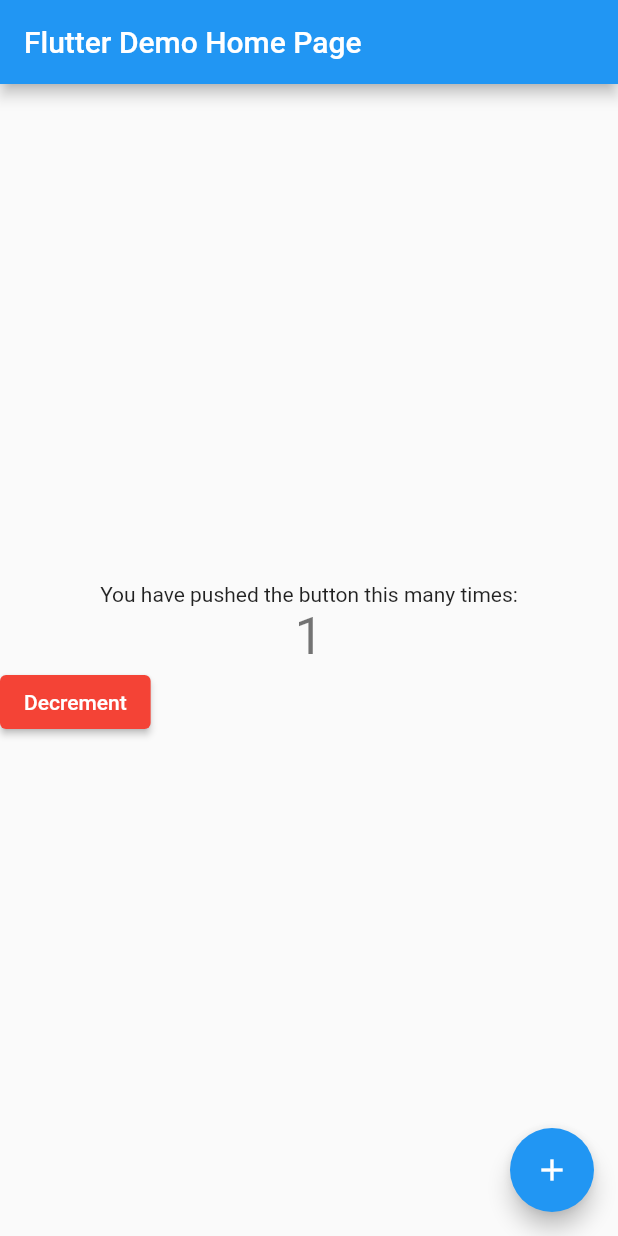
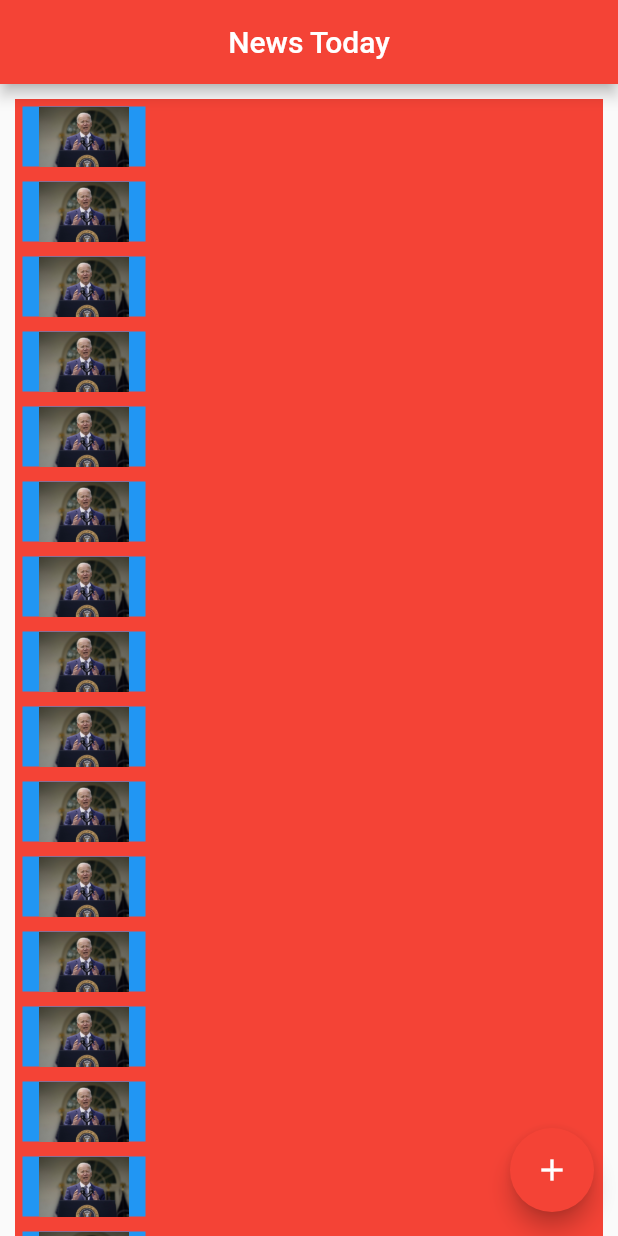
Before and after one commit to cc-dev-65535/flutter-mobile-application, a Flutter app: the screen it shows after launch, after a tap on the "add" icon, on a phone screen of 412 x 824 dp. Run offline on Flutter 3.47's test engine with Material 2 defaults, Android fonts, the phone set to English and light mode, and no system bars.

Commit message:
periodic commit

```diff
--- a/lib/main.dart
+++ b/lib/main.dart
@@ -1,45 +1,31 @@
 import 'package:flutter/material.dart';
+import 'package:flutter/services.dart';
 
 void main() {
-  runApp(const MyApp());
+  WidgetsFlutterBinding.ensureInitialized();
+  SystemChrome.setPreferredOrientations([DeviceOrientation.portraitUp, DeviceOrientation.portraitDown])
+  .then((_) => runApp(
+    MyApp(),
+  ));
 }
 
 class MyApp extends StatelessWidget {
   const MyApp({super.key});
 
-  // This widget is the root of your application.
   @override
   Widget build(BuildContext context) {
     return MaterialApp(
       title: 'Flutter Demo',
       theme: ThemeData(
-        // This is the theme of your application.
-        //
-        // Try running your application with "flutter run". You'll see the
-        // application has a blue toolbar. Then, without quitting the app, try
-        // changing the primarySwatch below to Colors.green and then invoke
-        // "hot reload" (press "r" in the console where you ran "flutter run",
-        // or simply save your changes to "hot reload" in a Flutter IDE).
-        // Notice that the counter didn't reset back to zero; the application
-        // is not restarted.
-        primarySwatch: Colors.blue,
+        primarySwatch: Colors.red,
       ),
-      home: const MyHomePage(title: 'Flutter Demo Home Page'),
+      home: const MyHomePage(title: 'News Today'),
     );
   }
 }
 
 class MyHomePage extends StatefulWidget {
   const MyHomePage({super.key, required this.title});
-
-  // This widget is the home page of your application. It is stateful, meaning
-  // that it has a State object (defined below) that contains fields that affect
-  // how it looks.
-
-  // This class is the configuration for the state. It holds the values (in this
-  // case the title) provided by the parent (in this case the App widget) and
-  // used by the build method of the State. Fields in a Widget subclass are
-  // always marked "final".
 
   final String title;
 
@@ -48,81 +34,74 @@ class MyHomePage extends StatefulWidget {
 }
 
 class _MyHomePageState extends State<MyHomePage> {
-  int _counter = 0;
 
   void _incrementCounter() {
-    setState(() {
-      // This call to setState tells the Flutter framework that something has
-      // changed in this State, which causes it to rerun the build method below
-      // so that the display can reflect the updated values. If we changed
-      // _counter without calling setState(), then the build method would not be
-      // called again, and so nothing would appear to happen.
-      _counter++;
-    });
-  }
-
-  void _decrementCounter() {
-    setState(() => _counter--);
+    return;
   }
 
   @override
   Widget build(BuildContext context) {
-    // This method is rerun every time setState is called, for instance as done
-    // by the _incrementCounter method above.
-    //
-    // The Flutter framework has been optimized to make rerunning build methods
-    // fast, so that you can just rebuild anything that needs updating rather
-    // than having to individually change instances of widgets.
+
+    ListView newsContent = ListView.builder(
+        shrinkWrap: true,
+        itemCount: 50,
+        padding: const EdgeInsets.all(10.0),
+        itemBuilder: (BuildContext context, int index) {
+          return Dismissible(
+            key: ValueKey(index),
+            child: Container(
+              height: 50,
+              padding: EdgeInsets.all(5.0),
+              color: Colors.red,
+              child: Container( margin: EdgeInsets.fromLTRB(0, 0, 300.0, 0),
+                                color: Colors.blue,
+                                child: Image.asset(
+                                        'lib/images/politico.jpg',
+                                        width: 10.0,
+                                        height: 10.0,),
+                    ),
+            ),
+          );
+        },
+    );
+
     return Scaffold(
       appBar: AppBar(
-        // Here we take the value from the MyHomePage object that was created by
-        // the App.build method, and use it to set our appbar title.
-        title: Text(widget.title),
+        title: Row(
+          mainAxisAlignment: MainAxisAlignment.center,
+          children: <Widget>[ Text(widget.title) ],
         ),
-      body: Center(
-        // Center is a layout widget. It takes a single child and positions it
-        // in the middle of the parent.
+      ),
+      body: Stack(
+        children: <Widget>[
+          Positioned (
+            top: (MediaQuery.of(context).size.height * 0.5) - 100.0,
+            left: (MediaQuery.of(context).size.width * 0.5) - 50.0,
+            child: Image.asset(
+                    'lib/images/news.png',
+                    width: 100.0,
+                    height: 100.0,),
+          ),
+          Positioned (
+            top: 0.0,
+            height: MediaQuery.of(context).size.height,
+            width: MediaQuery.of(context).size.width,
             child: Column(
-          // Column is also a layout widget. It takes a list of children and
-          // arranges them vertically. By default, it sizes itself to fit its
-          // children horizontally, and tries to be as tall as its parent.
-          //
-          // Invoke "debug painting" (press "p" in the console, choose the
-          // "Toggle Debug Paint" action from the Flutter Inspector in Android
-          // Studio, or the "Toggle Debug Paint" command in Visual Studio Code)
-          // to see the wireframe for each widget.
-          //
-          // Column has various properties to control how it sizes itself and
-          // how it positions its children. Here we use mainAxisAlignment to
-          // center the children vertically; the main axis here is the vertical
-          // axis because Columns are vertical (the cross axis would be
-          // horizontal).
                 mainAxisAlignment: MainAxisAlignment.center,
                 children: <Widget>[
-            const Text(
-              'You have pushed the button this many times:',
-            ),
-            Text(
-              '$_counter',
-              style: Theme.of(context).textTheme.headline4,
-            ),
-            Row(
-              children: <Widget>[
-                ElevatedButton(
-                  style: ButtonStyle(backgroundColor: MaterialStatePropertyAll<Color>(Colors.red),),
-                  child: Text("Decrement", style: TextStyle(color: Colors.white),),
-                  onPressed: _decrementCounter,
+                  Expanded(
+                    child: newsContent,
                   ),
                 ],
             ),
+          ),
         ],
-        ),
       ),
       floatingActionButton: FloatingActionButton(
         onPressed: _incrementCounter,
         tooltip: 'Increment',
         child: const Icon(Icons.add),
-      ), // This trailing comma makes auto-formatting nicer for build methods.
+      ),
     );
   }
 }
--- a/pubspec.yaml
+++ b/pubspec.yaml
@@ -64,7 +64,8 @@ flutter:
   #   - images/a_dot_burr.jpeg
   #   - images/a_dot_ham.jpeg
   assets:
-      - images/dog.jpg
+      - lib/images/news.png
+      - lib/images/politico.jpg
 
   # An image asset can refer to one or more resolution-specific "variants", see
   # https://flutter.dev/assets-and-images/#resolution-aware
```
Also changed, not shown: lib/images/news.png (added), lib/images/politico.jpg (added). Lines whose indentation alone changed are shown as unchanged.
